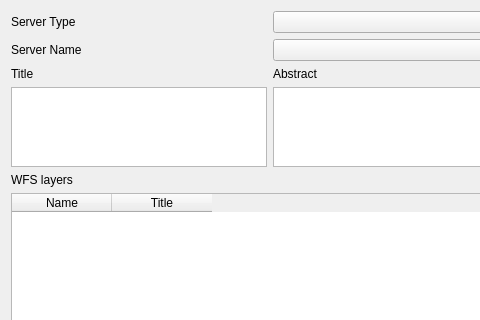
Qt form forms/hcmgis_opendata_form.ui (thangqd/HCMGIS) before a commit; both pictures show x 0 to 480 and y 0 to 320 of the 593 by 619 pixel window.
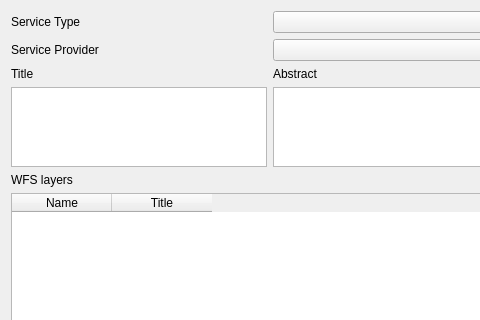
The same form after that commit.

The edit to the form file:
```diff
--- a/forms/hcmgis_opendata_form.ui
+++ b/forms/hcmgis_opendata_form.ui
@@ -133,7 +133,7 @@
      <item row="1" column="0">
       <widget class="QLabel" name="label">
        <property name="text">
-        <string>Server Name</string>
+        <string>Service Provider</string>
        </property>
       </widget>
      </item>
@@ -147,7 +147,7 @@
      <item row="0" column="0">
       <widget class="QLabel" name="LblServerType">
        <property name="text">
-        <string>Server Type</string>
+        <string>Service Type</string>
        </property>
       </widget>
      </item>
```
